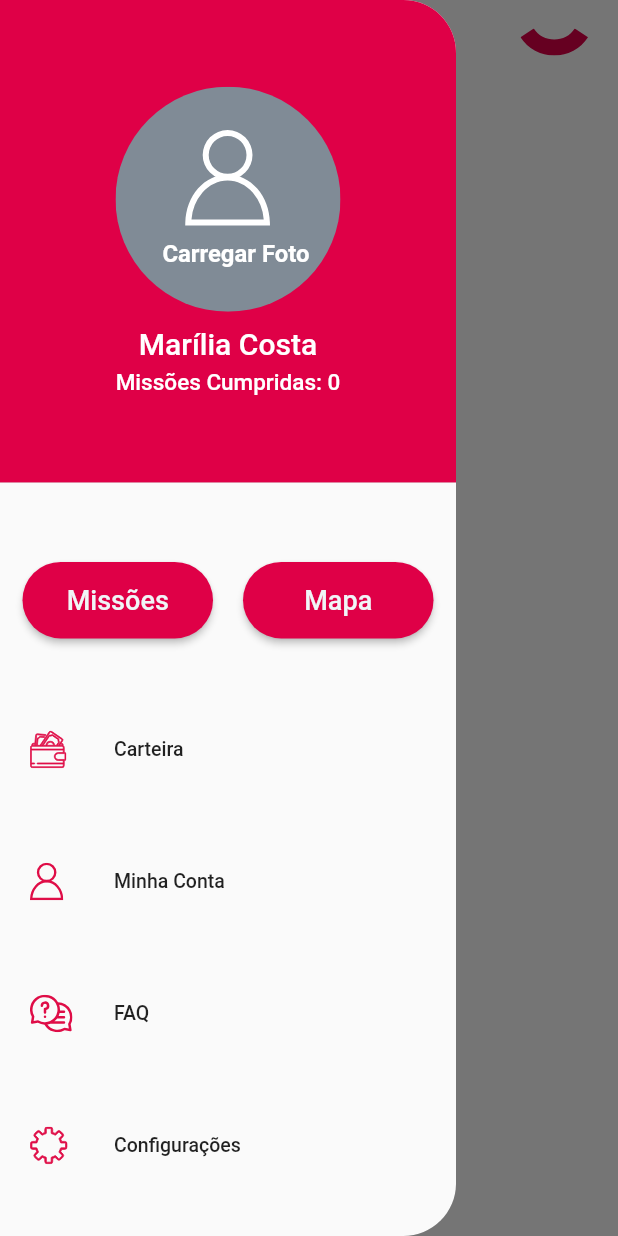
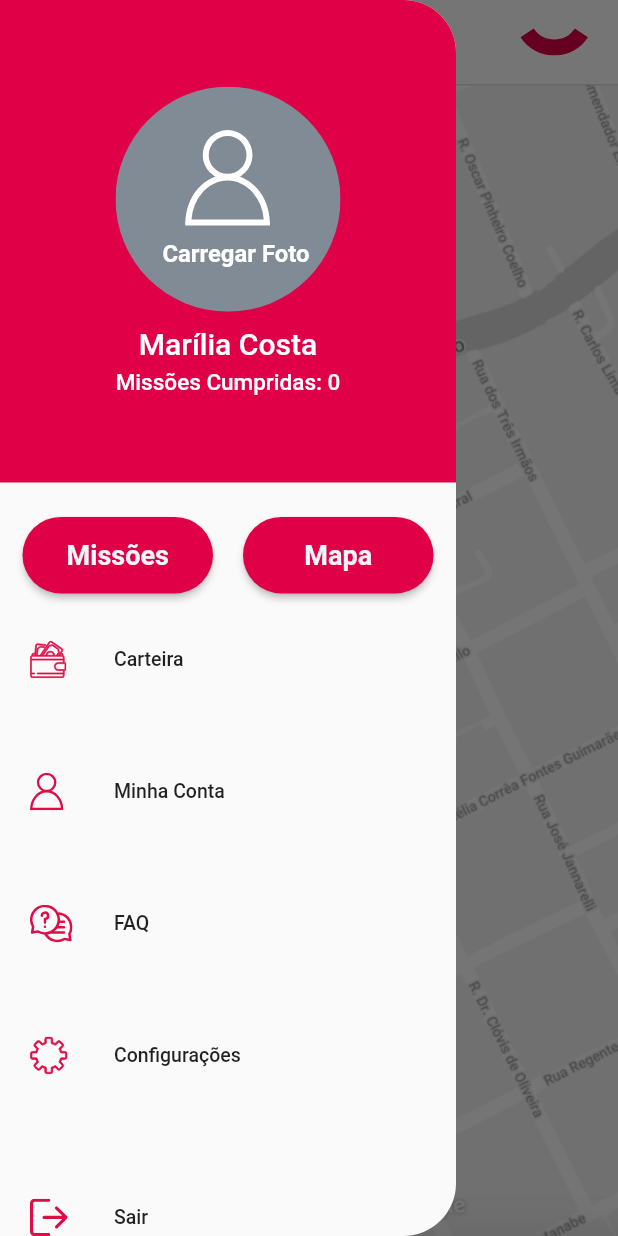
Before and after one commit to popsolutions/goop, a Flutter app: the HomePage screen opened by its route, with the side drawer open, on a phone screen of 412 x 824 dp. Run offline on Flutter 3.47's test engine with Material 2 defaults, Android fonts, the light colour scheme and no system bars; our stand-ins replace flutter_svg.

Commit message:
tela de carteira concluida (falta card)

```diff
--- a/lib/config/routes.dart
+++ b/lib/config/routes.dart
@@ -8,4 +8,5 @@
   static const String settings = 'settings';
   static const String mission_completed = 'mission_completed';
   static const String mission_home = 'mission_home';
+  static const String wallet = 'wallet';
 }
--- a/lib/config/widgets_router.dart
+++ b/lib/config/widgets_router.dart
@@ -7,6 +7,7 @@
 import 'package:goop/pages/register_page/register_page.dart';
 import 'package:goop/pages/settings_page/settings_page.dart';
 import 'package:goop/pages/splash_page/splash_page.dart';
+import 'package:goop/pages/wallet_page/wallet_page.dart';
 
 class WidgetsRouter {
   static final routes = {
@@ -18,5 +19,6 @@
     Routes.home: (_) => HomePage(),
     Routes.settings: (_) => SettingsPage(),
     Routes.mission_completed: (context) => MissionCompletedPage(),
+    Routes.wallet: (context) => WalletPage(),
   };
 }
--- a/lib/pages/components/goop_button.dart
+++ b/lib/pages/components/goop_button.dart
@@ -36,6 +36,7 @@
           style: TextStyle(
             color: textColor,
             fontSize: 18,
+            fontWeight: FontWeight.bold
           ),
         ),
         onPressed: action,
--- a/lib/pages/components/goop_drawer.dart
+++ b/lib/pages/components/goop_drawer.dart
@@ -65,11 +65,8 @@
               ),
               Column(
                 children: [
-                  Container(
-                    padding: EdgeInsets.symmetric(
-                      horizontal: 15,
-                      vertical: 30,
-                    ),
+                  Padding(
+                    padding: const EdgeInsets.symmetric(horizontal: 15),
                     child: Row(
                       children: [
                         Flexible(
@@ -98,7 +95,12 @@
                       goopTile(
                         title: 'Carteira',
                         img: GoopImages.wallet,
-                        action: () {},
+                        action: () {
+                          Navigator.pushNamed(
+                            context,
+                            Routes.wallet,
+                          );
+                        },
                       ),
                       goopTile(
                         title: 'Minha Conta',
--- a/lib/pages/home_page/home_page.dart
+++ b/lib/pages/home_page/home_page.dart
@@ -13,13 +13,20 @@
         actions: [
           Container(
             width: 45,
-            margin: EdgeInsets.only(right: 20),
+            margin: const EdgeInsets.only(right: 20),
             child: SvgPicture.asset(GoopImages.red_smile),
           ),
         ],
       ),
       drawer: GoopDrawer(),
-      body: Container(),
+      body: Container(
+        height: double.infinity,
+        width: double.infinity,
+        child: Image.asset( //DEVERÁ SER SUBSTITUÍDO PELO MAPA REAL
+          GoopImages.map,
+          fit: BoxFit.cover,
+        ),
+      ),
     );
   }
 }
--- a/lib/utils/goop_colors.dart
+++ b/lib/utils/goop_colors.dart
@@ -14,5 +14,6 @@
   static const neutralGreen = Color(0xFF199685);
   static const blue = Color(0xFF0061AC);
   static const red = Color(0xFFDF0047);
+  static const redSplash = Color(0xFFDF0D47);
   static const darkBlue = Color(0xFF20243A);
 }
--- a/lib/utils/goop_images.dart
+++ b/lib/utils/goop_images.dart
@@ -1,20 +1,26 @@
 class GoopImages {
-  static const logo = 'assets/images/logo.svg';
-  static const initial = 'assets/images/initial.svg';
-  static const login = 'assets/images/login.svg';
-  static const recover_password = 'assets/images/recover_password.svg';
-  static const charisma = 'assets/images/charisma.svg';
-  static const cadastro = 'assets/images/Cadastro.svg';
-  static const avatar = 'assets/images/avatar.svg';
-  static const red_smile = 'assets/images/red_smile.svg';
-  static const back = 'assets/images/back.svg';
-  static const wallet = 'assets/images/wallet.svg';
-  static const account = 'assets/images/my_account.svg';
-  static const faq = 'assets/images/faq.svg';
-  static const settings = 'assets/images/settings.svg';
-  static const quit = 'assets/images/quit.svg';
-  static const close = 'assets/images/close.svg';
-  static const mission_completed = 'assets/images/mission_completed.svg';
-  static const rocket_completed = 'assets/images/rocket_completed.svg';
-  static const msg_completed = 'assets/images/msg_completed.svg';
+  static const _base = 'assets/images';
+  static const logo = '$_base/logo.svg';
+  static const initial = '$_base/initial.svg';
+  static const login = '$_base/login.svg';
+  static const recover_password = '$_base/recover_password.svg';
+  static const charisma = '$_base/charisma.svg';
+  static const cadastro = '$_base/Cadastro.svg';
+  static const avatar = '$_base/avatar.svg';
+  static const red_smile = '$_base/red_smile.svg';
+  static const back = '$_base/back.svg';
+  static const wallet = '$_base/wallet.svg';
+  static const account = '$_base/my_account.svg';
+  static const faq = '$_base/faq.svg';
+  static const settings = '$_base/settings.svg';
+  static const quit = '$_base/quit.svg';
+  static const close = '$_base/images/close.svg';
+  static const mission_completed = '$_base/mission_completed.svg';
+  static const rocket_completed = '$_base/rocket_completed.svg';
+  static const msg_completed = '$_base/msg_completed.svg';
+  static const map = '$_base/map.png';
+  static const wallet_logo = '$_base/wallet_logo.svg';
+  static const money = '$_base/money.svg';
+  static const available_balance = '$_base/available_balance.svg';
+  static const pix = '$_base/pix.svg';
 }
```
Also changed, not shown: lib/main.dart (+13 -3 lines), lib/pages/components/goop_close.dart (added, +29 -0 lines), lib/pages/components/goop_terms.dart (+2 -22 lines), lib/pages/wallet_page/wallet_page.dart (added, +140 -0 lines), assets/images/map.png (added), assets/images/money.svg (added), assets/images/pix.svg (added), assets/images/wallet_logo.svg (added).
